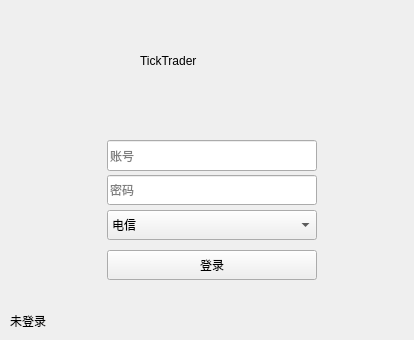
This is TickTraderMini/Source/loginWin.ui in anyex-net/TickTrader as Qt 5 draws it before an edit. The edited form follows.
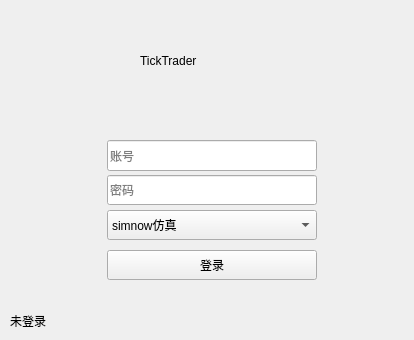
This is the edited form. Icons and pictures are not drawn.

```diff
--- a/TickTraderMini/Source/loginWin.ui
+++ b/TickTraderMini/Source/loginWin.ui
@@ -197,7 +197,7 @@
       </property>
       <item>
        <property name="text">
-        <string>电信</string>
+        <string>simnow仿真</string>
        </property>
       </item>
       <item>
```
Left out of the diff: 7 changed lines with no effect on the pictures.
